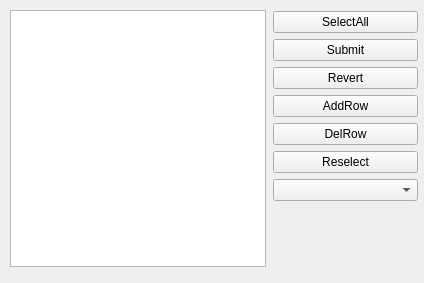
Old version of the form Sketches_QT/Qt_DataBase/Qt_FireBird/Example2/widget.ui in the repository Den-Git-CPP/Sketches_CPP_QT.
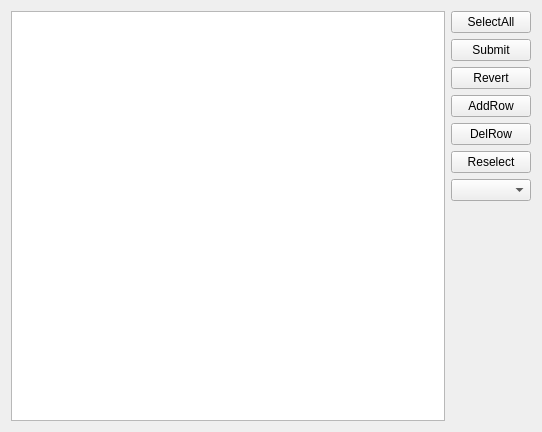
New version of the form.

Patch:
```diff
--- a/Sketches_QT/Qt_DataBase/Qt_FireBird/Example2/widget.ui
+++ b/Sketches_QT/Qt_DataBase/Qt_FireBird/Example2/widget.ui
@@ -6,32 +6,20 @@
    <rect>
     <x>0</x>
     <y>0</y>
-    <width>424</width>
-    <height>283</height>
+    <width>542</width>
+    <height>432</height>
    </rect>
   </property>
   <property name="windowTitle">
    <string>Widget</string>
   </property>
-  <widget class="QTableView" name="tableView">
-   <property name="geometry">
-    <rect>
-     <x>10</x>
-     <y>10</y>
-     <width>256</width>
-     <height>257</height>
-    </rect>
-   </property>
-  </widget>
-  <widget class="QWidget" name="layoutWidget">
-   <property name="geometry">
-    <rect>
-     <x>273</x>
-     <y>11</y>
-     <width>145</width>
-     <height>256</height>
-    </rect>
-   </property>
+  <layout class="QVBoxLayout" name="verticalLayout_2">
+   <item>
+    <layout class="QHBoxLayout" name="horizontalLayout">
+     <item>
+      <widget class="QTableView" name="tableView"/>
+     </item>
+     <item>
    <layout class="QVBoxLayout" name="verticalLayout">
     <item>
      <widget class="QPushButton" name="pushButton_Select_All">
@@ -92,7 +80,10 @@
      </spacer>
     </item>
    </layout>
-  </widget>
+     </item>
+    </layout>
+   </item>
+  </layout>
  </widget>
  <resources/>
  <connections/>
```
Left out of the diff: 2 changed lines with no effect on the pictures. Lines whose indentation alone changed are shown as unchanged.
